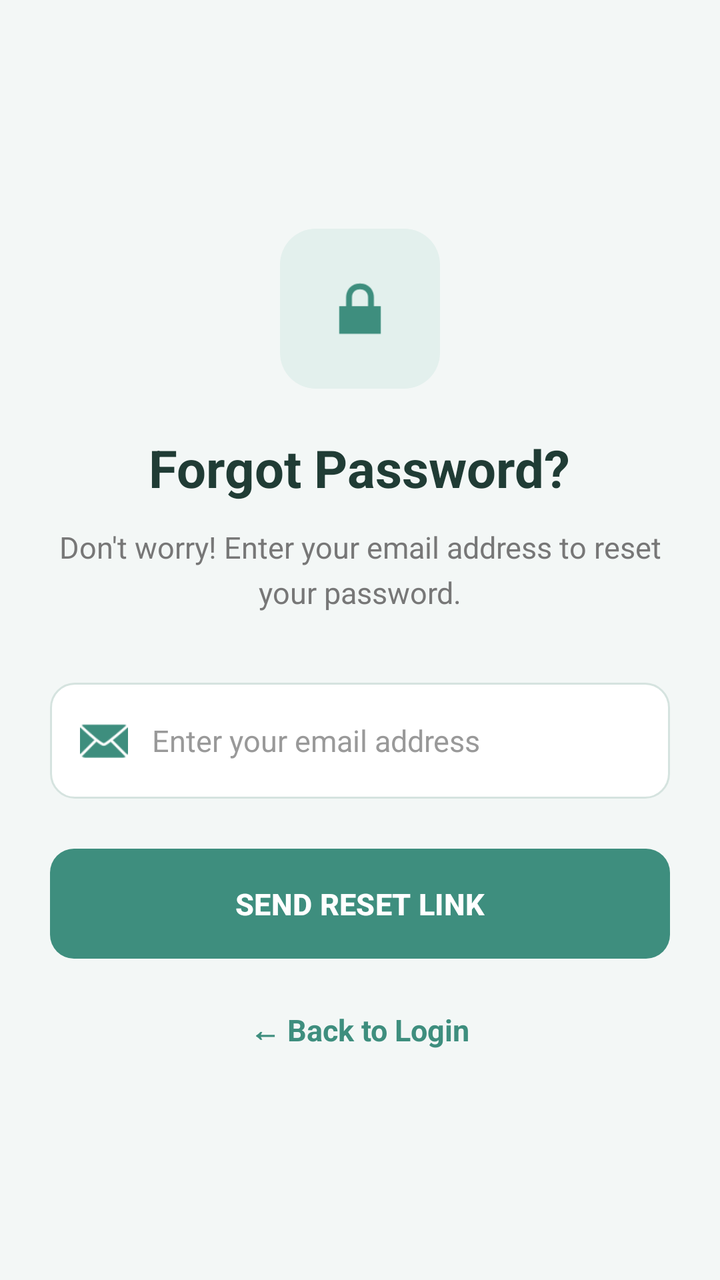
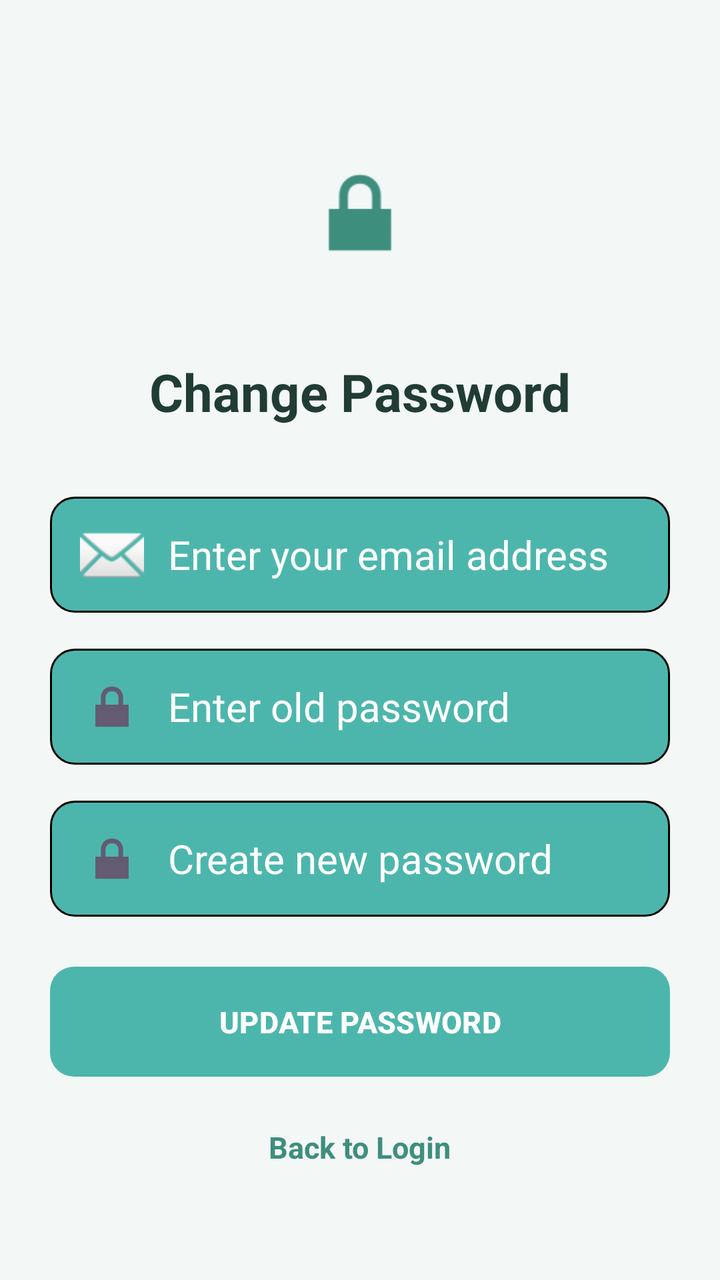

Compare the two renders of this Android layout. The source of the first and the diff that turns it into the second are given below.
<!-- AndroidManifest.xml: application theme Theme.Task_1 -->
<!-- res/layout/activity_forgot_password.xml -->
<?xml version="1.0" encoding="utf-8"?>
<ScrollView xmlns:android="http://schemas.android.com/apk/res/android"
    xmlns:app="http://schemas.android.com/apk/res-auto"
    android:layout_width="match_parent"
    android:layout_height="match_parent"
    android:fillViewport="true"
    android:background="#F3F7F6">

    <LinearLayout
        android:layout_width="match_parent"
        android:layout_height="match_parent"
        android:orientation="vertical"
        android:gravity="center"
        android:padding="25dp">

        
        <ImageView
            android:layout_width="80dp"
            android:layout_height="80dp"
            android:padding="20dp"
            android:background="@drawable/bg_icon"
            android:src="@android:drawable/ic_lock_lock"
            app:tint="#3E8E7E"
            android:contentDescription="Lock icon"/>

        
        <TextView
            android:layout_width="wrap_content"
            android:layout_height="wrap_content"
            android:layout_marginTop="22dp"
            android:text="Forgot Password?"
            android:textColor="#203C35"
            android:textSize="26sp"
            android:textStyle="bold"/>

        
        <TextView
            android:layout_width="match_parent"
            android:layout_height="wrap_content"
            android:layout_marginTop="12dp"
            android:text="Don't worry! Enter your email address to reset your password."
            android:textColor="#777777"
            android:textSize="15sp"
            android:gravity="center"
            android:lineSpacingExtra="5dp"/>

        
        <LinearLayout
            android:layout_width="match_parent"
            android:layout_height="58dp"
            android:layout_marginTop="35dp"
            android:gravity="center_vertical"
            android:orientation="horizontal"
            android:background="@drawable/bg_edittext"
            android:paddingHorizontal="15dp">

            <ImageView
                android:layout_width="24dp"
                android:layout_height="24dp"
                android:src="@android:drawable/ic_dialog_email"
                app:tint="#3E8E7E"
                android:contentDescription="Email icon"/>

            <EditText
                android:id="@+id/edtEmail"
                android:layout_width="0dp"
                android:layout_height="match_parent"
                android:layout_weight="1"
                android:layout_marginStart="12dp"
                android:background="@android:color/transparent"
                android:hint="Enter your email address"
                android:textColor="#222222"
                android:textColorHint="#999999"
                android:textSize="15sp"
                android:inputType="textEmailAddress"
                android:singleLine="true"/>
        </LinearLayout>

        
        <Button
            android:id="@+id/btnReset"
            android:layout_width="match_parent"
            android:layout_height="55dp"
            android:layout_marginTop="25dp"
            android:background="@drawable/bg_button"
            app:backgroundTint="@null"
            android:text="SEND RESET LINK"
            android:textColor="#FFFFFF"
            android:textSize="15sp"
            android:textStyle="bold"/>

        
        <TextView
            android:id="@+id/txtBackLogin"
            android:layout_width="wrap_content"
            android:layout_height="wrap_content"
            android:layout_marginTop="25dp"
            android:text="← Back to Login"
            android:textColor="#3E8E7E"
            android:textSize="15sp"
            android:textStyle="bold"/>

    </LinearLayout>
</ScrollView>
<!-- resources referenced by this layout -->
<resources>
  <!-- drawable bg_button (drawable) -->
  <?xml version="1.0" encoding="utf-8"?>
  <shape xmlns:android="http://schemas.android.com/apk/res/android">
      <solid android:color="#3E8E7E"/>
      <corners android:radius="12dp"/>
  </shape>
  <!-- drawable bg_edittext (drawable) -->
  <?xml version="1.0" encoding="utf-8"?>
  <shape xmlns:android="http://schemas.android.com/apk/res/android">
      <solid android:color="#FFFFFF"/>
      <corners android:radius="12dp"/>
      <stroke
          android:width="1dp"
          android:color="#D5E3DF"/>
  </shape>
  <!-- drawable bg_icon (drawable) -->
  <?xml version="1.0" encoding="utf-8"?>
  <shape xmlns:android="http://schemas.android.com/apk/res/android">
      <solid android:color="#E3F0ED"/>
      <corners android:radius="18dp"/>
  </shape>
  <style name="Theme.Task_1" parent="Base.Theme.Task_1" />
  <style name="Base.Theme.Task_1" parent="Theme.Material3.DayNight.NoActionBar">
          
          
      </style>
</resources>

<!-- the commit's change to res/layout/activity_forgot_password.xml (unified diff, before → after) -->
@@ -8,94 +8,89 @@
 
     <LinearLayout
         android:layout_width="match_parent"
-        android:layout_height="match_parent"
+        android:layout_height="wrap_content"
         android:orientation="vertical"
         android:gravity="center"
         android:padding="25dp">
 
-        
         <ImageView
-            android:layout_width="80dp"
-            android:layout_height="80dp"
+            android:layout_width="100dp"
+            android:layout_height="100dp"
             android:padding="20dp"
-            android:background="@drawable/bg_icon"
             android:src="@android:drawable/ic_lock_lock"
             app:tint="#3E8E7E"
-            android:contentDescription="Lock icon"/>
+           />
 
-        
         <TextView
             android:layout_width="wrap_content"
             android:layout_height="wrap_content"
             android:layout_marginTop="22dp"
-            android:text="Forgot Password?"
+            android:text="Change Password"
             android:textColor="#203C35"
             android:textSize="26sp"
             android:textStyle="bold"/>
 
-        
-        <TextView
-            android:layout_width="match_parent"
-            android:layout_height="wrap_content"
-            android:layout_marginTop="12dp"
-            android:text="Don't worry! Enter your email address to reset your password."
-            android:textColor="#777777"
-            android:textSize="15sp"
-            android:gravity="center"
-            android:lineSpacingExtra="5dp"/>
-
-        
-        <LinearLayout
+        <EditText
+            android:id="@+id/edtEmail"
             android:layout_width="match_parent"
             android:layout_height="58dp"
             android:layout_marginTop="35dp"
-            android:gravity="center_vertical"
-            android:orientation="horizontal"
+            android:drawableStart="@android:drawable/ic_dialog_email"
+            android:drawablePadding="12dp"
+            android:paddingStart="15dp"
             android:background="@drawable/bg_edittext"
-            android:paddingHorizontal="15dp">
+            android:hint="Enter your email address"
+            android:textColorHint="@color/white"
+            android:textSize="20sp"
+          />
 
-            <ImageView
-                android:layout_width="24dp"
-                android:layout_height="24dp"
-                android:src="@android:drawable/ic_dialog_email"
-                app:tint="#3E8E7E"
-                android:contentDescription="Email icon"/>
+        <EditText
+            android:id="@+id/edtOldPassword"
+            android:layout_width="match_parent"
+            android:layout_height="58dp"
+            android:layout_marginTop="18dp"
+            android:drawableStart="@android:drawable/ic_lock_lock"
+            android:drawablePadding="12dp"
+            android:paddingStart="15dp"
+            android:background="@drawable/bg_edittext"
+            android:hint="Enter old password"
+            android:textColorHint="@color/white"
+            android:textSize="20sp"
+          />
 
-            <EditText
-                android:id="@+id/edtEmail"
-                android:layout_width="0dp"
-                android:layout_height="match_parent"
-                android:layout_weight="1"
-                android:layout_marginStart="12dp"
-                android:background="@android:color/transparent"
-                android:hint="Enter your email address"
-                android:textColor="#222222"
-                android:textColorHint="#999999"
-                android:textSize="15sp"
-                android:inputType="textEmailAddress"
-                android:singleLine="true"/>
-        </LinearLayout>
+        <EditText
+            android:id="@+id/edtNewPassword"
+            android:layout_width="match_parent"
+            android:layout_height="58dp"
+            android:layout_marginTop="18dp"
+            android:drawableStart="@android:drawable/ic_lock_lock"
+            android:drawablePadding="12dp"
+            android:paddingStart="15dp"
+            android:background="@drawable/bg_edittext"
+            android:hint="Create new password"
+            android:textColorHint="@color/white"
+            android:textSize="20sp"
+           />
 
-        
         <Button
-            android:id="@+id/btnReset"
+            android:id="@+id/btnUpdatePassword"
             android:layout_width="match_parent"
             android:layout_height="55dp"
             android:layout_marginTop="25dp"
             android:background="@drawable/bg_button"
             app:backgroundTint="@null"
-            android:text="SEND RESET LINK"
+            android:text="UPDATE PASSWORD"
             android:textColor="#FFFFFF"
             android:textSize="15sp"
-            android:textStyle="bold"/>
+            android:textStyle="bold"
+            />
 
-        
         <TextView
             android:id="@+id/txtBackLogin"
             android:layout_width="wrap_content"
             android:layout_height="wrap_content"
             android:layout_marginTop="25dp"
-            android:text="← Back to Login"
+            android:text="Back to Login"
             android:textColor="#3E8E7E"
             android:textSize="15sp"
             android:textStyle="bold"/>
<!-- resource entries referenced after the edit -->
@@ -1,25 +1,20 @@
 <!-- resources referenced by this layout -->
 <resources>
+  <color name="white">#FFFFFFFF</color>
   <!-- drawable bg_button (drawable) -->
   <?xml version="1.0" encoding="utf-8"?>
   <shape xmlns:android="http://schemas.android.com/apk/res/android">
-      <solid android:color="#3E8E7E"/>
+      <solid android:color="#4DB6AC"/>
       <corners android:radius="12dp"/>
   </shape>
   <!-- drawable bg_edittext (drawable) -->
   <?xml version="1.0" encoding="utf-8"?>
   <shape xmlns:android="http://schemas.android.com/apk/res/android">
-      <solid android:color="#FFFFFF"/>
+      <solid android:color="#4DB6AC"/>
       <corners android:radius="12dp"/>
       <stroke
           android:width="1dp"
-          android:color="#D5E3DF"/>
-  </shape>
-  <!-- drawable bg_icon (drawable) -->
-  <?xml version="1.0" encoding="utf-8"?>
-  <shape xmlns:android="http://schemas.android.com/apk/res/android">
-      <solid android:color="#E3F0ED"/>
-      <corners android:radius="18dp"/>
+          android:color="#000000"/>
   </shape>
   <style name="Theme.Task_1" parent="Base.Theme.Task_1" />
   <style name="Base.Theme.Task_1" parent="Theme.Material3.DayNight.NoActionBar">
